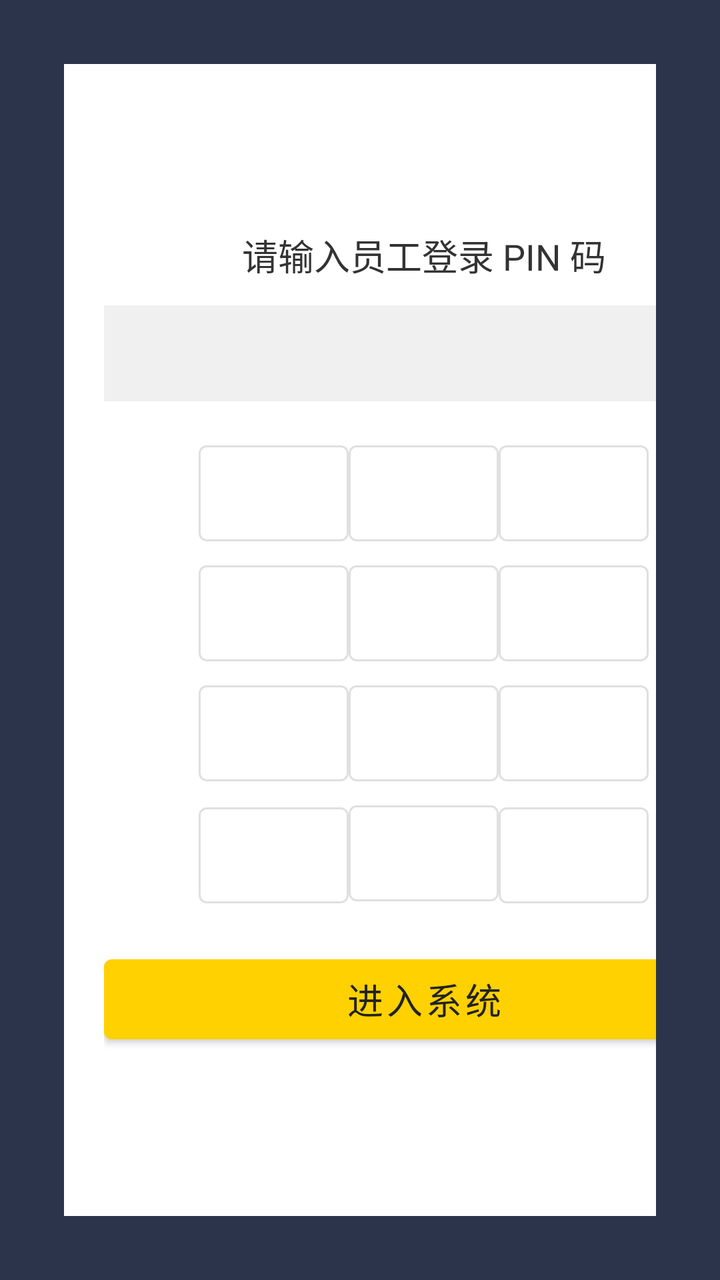
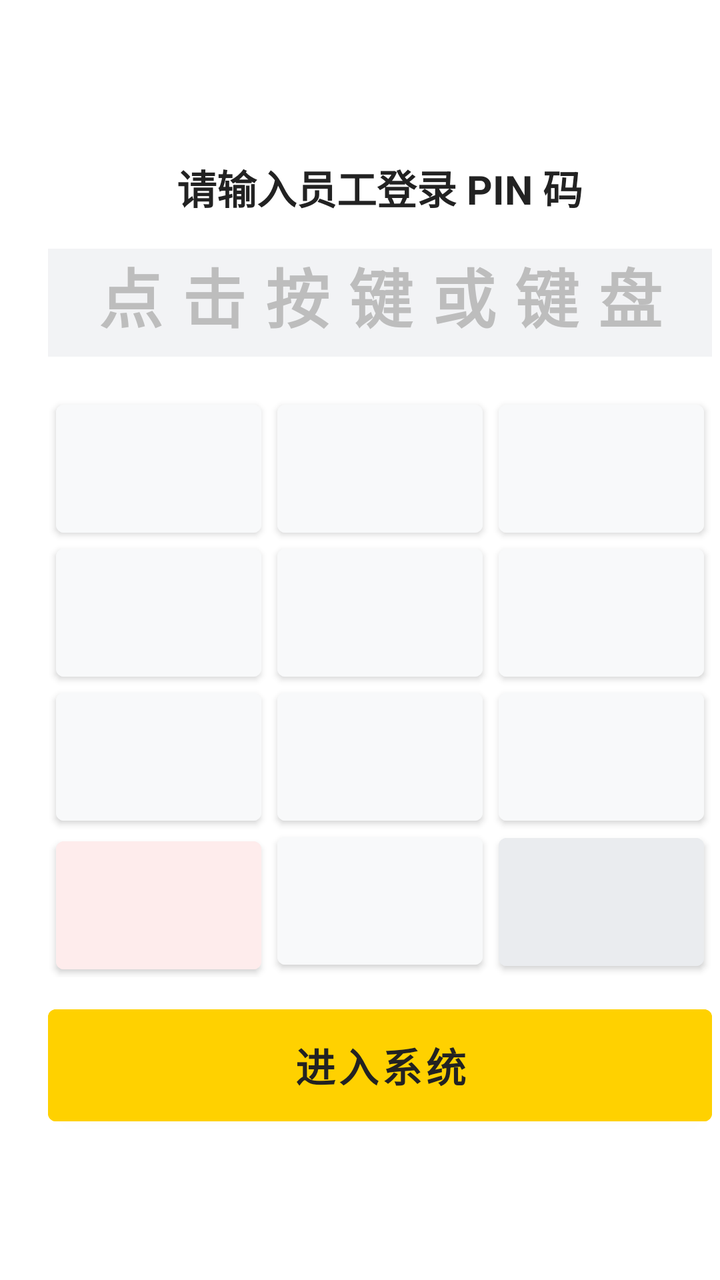

Two renders of the same Android screen: before a commit and after it. Below are the layout's source before the change and the commit's diff.
<!-- AndroidManifest.xml: application theme Theme.MeituanPosLite -->
<!-- res/layout/activity_login.xml -->
<?xml version="1.0" encoding="utf-8"?>
<LinearLayout xmlns:android="http://schemas.android.com/apk/res/android"
    android:layout_width="match_parent"
    android:layout_height="match_parent"
    android:orientation="horizontal"
    android:background="#2C344B"
    android:padding="32dp">

    <LinearLayout
        android:layout_width="0dp"
        android:layout_height="match_parent"
        android:layout_weight="1"
        android:gravity="center"
        android:orientation="vertical">

        <TextView
            android:layout_width="wrap_content"
            android:layout_height="wrap_content"
            android:text="美团收银 (青春版)"
            android:textColor="#FFD100"
            android:textSize="32sp"
            android:textStyle="bold"/>

        <TextView
            android:layout_width="wrap_content"
            android:layout_height="wrap_content"
            android:layout_marginTop="16dp"
            android:text="纯本地单机版 | 员工交班登录"
            android:textColor="#CCCCCC"
            android:textSize="18sp"/>
    </LinearLayout>

    <LinearLayout
        android:layout_width="360dp"
        android:layout_height="match_parent"
        android:gravity="center"
        android:orientation="vertical"
        android:background="#FFFFFF"
        android:padding="20dp">

        <TextView
            android:layout_width="wrap_content"
            android:layout_height="wrap_content"
            android:text="请输入员工登录 PIN 码"
            android:textColor="#333333"
            android:textSize="18sp"/>

        <TextView
            android:id="@+id/tvPinDisplay"
            android:layout_width="match_parent"
            android:layout_height="48dp"
            android:layout_marginTop="12dp"
            android:background="#F0F0F0"
            android:gravity="center"
            android:textSize="28sp"
            android:textColor="#000000"
            android:letterSpacing="0.2"/>

        <GridLayout
            android:layout_width="wrap_content"
            android:layout_height="wrap_content"
            android:layout_marginTop="16dp"
            android:columnCount="3">

            <Button android:id="@+id/btn1" text="1" style="@style/Widget.MaterialComponents.Button.OutlinedButton" android:layout_width="75dp" android:layout_height="60dp" android:textSize="22sp"/>
            <Button android:id="@+id/btn2" text="2" style="@style/Widget.MaterialComponents.Button.OutlinedButton" android:layout_width="75dp" android:layout_height="60dp" android:textSize="22sp"/>
            <Button android:id="@+id/btn3" text="3" style="@style/Widget.MaterialComponents.Button.OutlinedButton" android:layout_width="75dp" android:layout_height="60dp" android:textSize="22sp"/>

            <Button android:id="@+id/btn4" text="4" style="@style/Widget.MaterialComponents.Button.OutlinedButton" android:layout_width="75dp" android:layout_height="60dp" android:textSize="22sp"/>
            <Button android:id="@+id/btn5" text="5" style="@style/Widget.MaterialComponents.Button.OutlinedButton" android:layout_width="75dp" android:layout_height="60dp" android:textSize="22sp"/>
            <Button android:id="@+id/btn6" text="6" style="@style/Widget.MaterialComponents.Button.OutlinedButton" android:layout_width="75dp" android:layout_height="60dp" android:textSize="22sp"/>

            <Button android:id="@+id/btn7" text="7" style="@style/Widget.MaterialComponents.Button.OutlinedButton" android:layout_width="75dp" android:layout_height="60dp" android:textSize="22sp"/>
            <Button android:id="@+id/btn8" text="8" style="@style/Widget.MaterialComponents.Button.OutlinedButton" android:layout_width="75dp" android:layout_height="60dp" android:textSize="22sp"/>
            <Button android:id="@+id/btn9" text="9" style="@style/Widget.MaterialComponents.Button.OutlinedButton" android:layout_width="75dp" android:layout_height="60dp" android:textSize="22sp"/>

            <Button android:id="@+id/btnClear" text="C" android:textColor="#FF3B30" style="@style/Widget.MaterialComponents.Button.OutlinedButton" android:layout_width="75dp" android:layout_height="60dp" android:textSize="20sp"/>
            <Button android:id="@+id/btn0" text="0" style="@style/Widget.MaterialComponents.Button.OutlinedButton" android:layout_width="75dp" android:layout_height="60dp" android:textSize="22sp"/>
            <Button android:id="@+id/btnDelete" text="←" style="@style/Widget.MaterialComponents.Button.OutlinedButton" android:layout_width="75dp" android:layout_height="60dp" android:textSize="20sp"/>
        </GridLayout>

        <Button
            android:id="@+id/btnLogin"
            android:layout_width="match_parent"
            android:layout_height="52dp"
            android:layout_marginTop="16dp"
            android:text="进入系统"
            android:textSize="18sp"
            android:backgroundTint="#FFD100"
            android:textColor="#222222"/>
    </LinearLayout>
</LinearLayout>
<!-- resources referenced by this layout -->
<resources>
  <style name="Theme.MeituanPosLite" parent="Theme.MaterialComponents.Light.NoActionBar">
          <item name="colorPrimary">@color/meituan_yellow</item>
          <item name="colorSecondary">#333333</item>
          <item name="android:statusBarColor">#FFD100</item>
      </style>
  <color name="meituan_yellow">#FFD100</color>
</resources>

<!-- the commit's change to res/layout/activity_login.xml (unified diff, before → after) -->
@@ -3,90 +3,116 @@
     android:layout_width="match_parent"
     android:layout_height="match_parent"
     android:orientation="horizontal"
-    android:background="#2C344B"
-    android:padding="32dp">
+    android:background="#1E232F">
 
+    
     <LinearLayout
         android:layout_width="0dp"
         android:layout_height="match_parent"
         android:layout_weight="1"
         android:gravity="center"
-        android:orientation="vertical">
+        android:orientation="vertical"
+        android:padding="32dp">
 
         <TextView
             android:layout_width="wrap_content"
             android:layout_height="wrap_content"
             android:text="美团收银 (青春版)"
             android:textColor="#FFD100"
-            android:textSize="32sp"
-            android:textStyle="bold"/>
+            android:textSize="36sp"
+            android:textStyle="bold" />
 
         <TextView
             android:layout_width="wrap_content"
             android:layout_height="wrap_content"
             android:layout_marginTop="16dp"
             android:text="纯本地单机版 | 员工交班登录"
-            android:textColor="#CCCCCC"
-            android:textSize="18sp"/>
+            android:textColor="#9E9E9E"
+            android:textSize="18sp" />
+
+        <TextView
+            android:layout_width="wrap_content"
+            android:layout_height="wrap_content"
+            android:layout_marginTop="24dp"
+            android:text="默认店长密码：888888\n默认收银员密码：1234\n(支持屏幕点击或电脑小键盘直接输入)"
+            android:textColor="#757575"
+            android:textSize="14sp"
+            android:gravity="center"
+            android:lineSpacingExtra="4dp"/>
     </LinearLayout>
 
+    
     <LinearLayout
-        android:layout_width="360dp"
+        android:layout_width="380dp"
         android:layout_height="match_parent"
         android:gravity="center"
         android:orientation="vertical"
         android:background="#FFFFFF"
-        android:padding="20dp">
+        android:padding="24dp">
 
         <TextView
             android:layout_width="wrap_content"
             android:layout_height="wrap_content"
             android:text="请输入员工登录 PIN 码"
-            android:textColor="#333333"
-            android:textSize="18sp"/>
+            android:textColor="#222222"
+            android:textSize="20sp"
+            android:textStyle="bold" />
 
+        
         <TextView
             android:id="@+id/tvPinDisplay"
             android:layout_width="match_parent"
-            android:layout_height="48dp"
-            android:layout_marginTop="12dp"
-            android:background="#F0F0F0"
+            android:layout_height="54dp"
+            android:layout_marginTop="16dp"
+            android:background="#F2F3F5"
             android:gravity="center"
-            android:textSize="28sp"
-            android:textColor="#000000"
-            android:letterSpacing="0.2"/>
+            android:hint="点击按键或键盘输入"
+            android:textColorHint="#BDBDBD"
+            android:textColor="#111111"
+            android:textSize="32sp"
+            android:textStyle="bold"
+            android:letterSpacing="0.3" />
 
+        
         <GridLayout
-            android:layout_width="wrap_content"
+            android:layout_width="match_parent"
             android:layout_height="wrap_content"
-            android:layout_marginTop="16dp"
+            android:layout_marginTop="20dp"
             android:columnCount="3">
 
-            <Button android:id="@+id/btn1" text="1" style="@style/Widget.MaterialComponents.Button.OutlinedButton" android:layout_width="75dp" android:layout_height="60dp" android:textSize="22sp"/>
-            <Button android:id="@+id/btn2" text="2" style="@style/Widget.MaterialComponents.Button.OutlinedButton" android:layout_width="75dp" android:layout_height="60dp" android:textSize="22sp"/>
-            <Button android:id="@+id/btn3" text="3" style="@style/Widget.MaterialComponents.Button.OutlinedButton" android:layout_width="75dp" android:layout_height="60dp" android:textSize="22sp"/>
+            
+            <Button android:id="@+id/btn1" text="1" android:layout_width="0dp" android:layout_columnWeight="1" android:layout_height="64dp" android:layout_margin="4dp" android:textSize="24sp" android:textColor="#222222" android:backgroundTint="#F8F9FA" android:insetTop="0dp" android:insetBottom="0dp"/>
+            <Button android:id="@+id/btn2" text="2" android:layout_width="0dp" android:layout_columnWeight="1" android:layout_height="64dp" android:layout_margin="4dp" android:textSize="24sp" android:textColor="#222222" android:backgroundTint="#F8F9FA" android:insetTop="0dp" android:insetBottom="0dp"/>
+            <Button android:id="@+id/btn3" text="3" android:layout_width="0dp" android:layout_columnWeight="1" android:layout_height="64dp" android:layout_margin="4dp" android:textSize="24sp" android:textColor="#222222" android:backgroundTint="#F8F9FA" android:insetTop="0dp" android:insetBottom="0dp"/>
 
-            <Button android:id="@+id/btn4" text="4" style="@style/Widget.MaterialComponents.Button.OutlinedButton" android:layout_width="75dp" android:layout_height="60dp" android:textSize="22sp"/>
-            <Button android:id="@+id/btn5" text="5" style="@style/Widget.MaterialComponents.Button.OutlinedButton" android:layout_width="75dp" android:layout_height="60dp" android:textSize="22sp"/>
-            <Button android:id="@+id/btn6" text="6" style="@style/Widget.MaterialComponents.Button.OutlinedButton" android:layout_width="75dp" android:layout_height="60dp" android:textSize="22sp"/>
+            
+            <Button android:id="@+id/btn4" text="4" android:layout_width="0dp" android:layout_columnWeight="1" android:layout_height="64dp" android:layout_margin="4dp" android:textSize="24sp" android:textColor="#222222" android:backgroundTint="#F8F9FA" android:insetTop="0dp" android:insetBottom="0dp"/>
+            <Button android:id="@+id/btn5" text="5" android:layout_width="0dp" android:layout_columnWeight="1" android:layout_height="64dp" android:layout_margin="4dp" android:textSize="24sp" android:textColor="#222222" android:backgroundTint="#F8F9FA" android:insetTop="0dp" android:insetBottom="0dp"/>
+            <Button android:id="@+id/btn6" text="6" android:layout_width="0dp" android:layout_columnWeight="1" android:layout_height="64dp" android:layout_margin="4dp" android:textSize="24sp" android:textColor="#222222" android:backgroundTint="#F8F9FA" android:insetTop="0dp" android:insetBottom="0dp"/>
 
-            <Button android:id="@+id/btn7" text="7" style="@style/Widget.MaterialComponents.Button.OutlinedButton" android:layout_width="75dp" android:layout_height="60dp" android:textSize="22sp"/>
-            <Button android:id="@+id/btn8" text="8" style="@style/Widget.MaterialComponents.Button.OutlinedButton" android:layout_width="75dp" android:layout_height="60dp" android:textSize="22sp"/>
-            <Button android:id="@+id/btn9" text="9" style="@style/Widget.MaterialComponents.Button.OutlinedButton" android:layout_width="75dp" android:layout_height="60dp" android:textSize="22sp"/>
+            
+            <Button android:id="@+id/btn7" text="7" android:layout_width="0dp" android:layout_columnWeight="1" android:layout_height="64dp" android:layout_margin="4dp" android:textSize="24sp" android:textColor="#222222" android:backgroundTint="#F8F9FA" android:insetTop="0dp" android:insetBottom="0dp"/>
+            <Button android:id="@+id/btn8" text="8" android:layout_width="0dp" android:layout_columnWeight="1" android:layout_height="64dp" android:layout_margin="4dp" android:textSize="24sp" android:textColor="#222222" android:backgroundTint="#F8F9FA" android:insetTop="0dp" android:insetBottom="0dp"/>
+            <Button android:id="@+id/btn9" text="9" android:layout_width="0dp" android:layout_columnWeight="1" android:layout_height="64dp" android:layout_margin="4dp" android:textSize="24sp" android:textColor="#222222" android:backgroundTint="#F8F9FA" android:insetTop="0dp" android:insetBottom="0dp"/>
 
-            <Button android:id="@+id/btnClear" text="C" android:textColor="#FF3B30" style="@style/Widget.MaterialComponents.Button.OutlinedButton" android:layout_width="75dp" android:layout_height="60dp" android:textSize="20sp"/>
-            <Button android:id="@+id/btn0" text="0" style="@style/Widget.MaterialComponents.Button.OutlinedButton" android:layout_width="75dp" android:layout_height="60dp" android:textSize="22sp"/>
-            <Button android:id="@+id/btnDelete" text="←" style="@style/Widget.MaterialComponents.Button.OutlinedButton" android:layout_width="75dp" android:layout_height="60dp" android:textSize="20sp"/>
+            
+            <Button android:id="@+id/btnClear" text="清空" android:layout_width="0dp" android:layout_columnWeight="1" android:layout_height="64dp" android:layout_margin="4dp" android:textSize="18sp" android:textColor="#FF3B30" android:backgroundTint="#FEECEC" android:insetTop="0dp" android:insetBottom="0dp"/>
+            <Button android:id="@+id/btn0" text="0" android:layout_width="0dp" android:layout_columnWeight="1" android:layout_height="64dp" android:layout_margin="4dp" android:textSize="24sp" android:textColor="#222222" android:backgroundTint="#F8F9FA" android:insetTop="0dp" android:insetBottom="0dp"/>
+            <Button android:id="@+id/btnDelete" text="←" android:layout_width="0dp" android:layout_columnWeight="1" android:layout_height="64dp" android:layout_margin="4dp" android:textSize="22sp" android:textColor="#222222" android:backgroundTint="#EAECEF" android:insetTop="0dp" android:insetBottom="0dp"/>
         </GridLayout>
 
+        
         <Button
             android:id="@+id/btnLogin"
             android:layout_width="match_parent"
-            android:layout_height="52dp"
+            android:layout_height="56dp"
             android:layout_marginTop="16dp"
             android:text="进入系统"
-            android:textSize="18sp"
+            android:textStyle="bold"
+            android:textSize="20sp"
             android:backgroundTint="#FFD100"
-            android:textColor="#222222"/>
+            android:textColor="#222222"
+            android:insetTop="0dp"
+            android:insetBottom="0dp"/>
     </LinearLayout>
 </LinearLayout>
